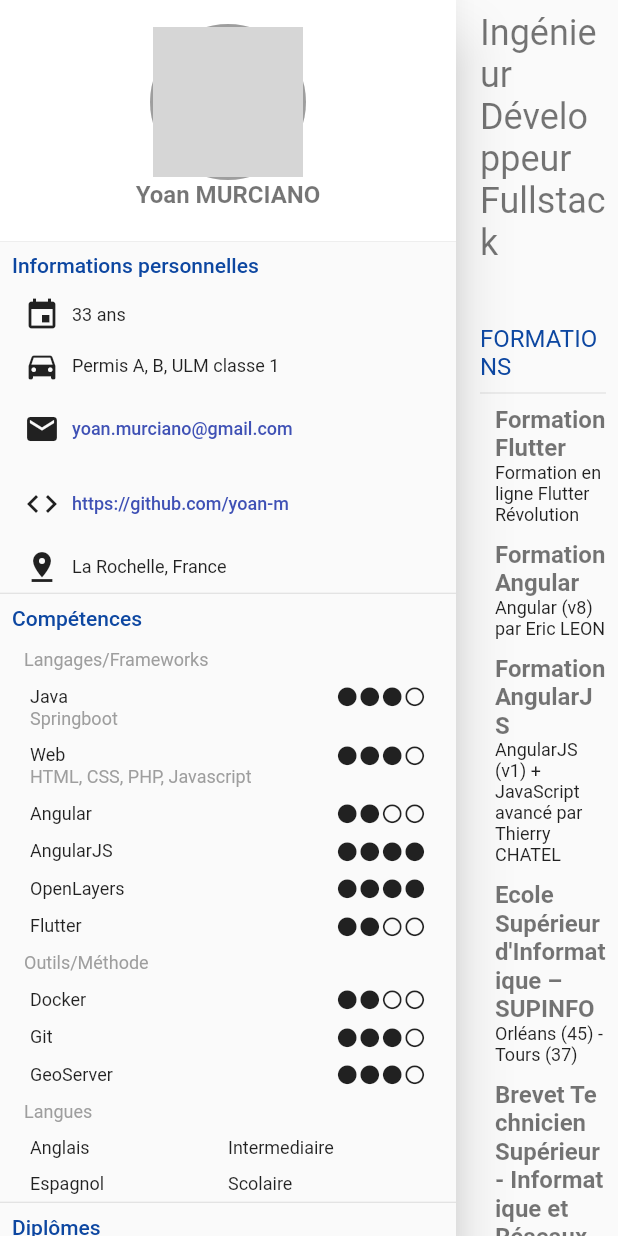
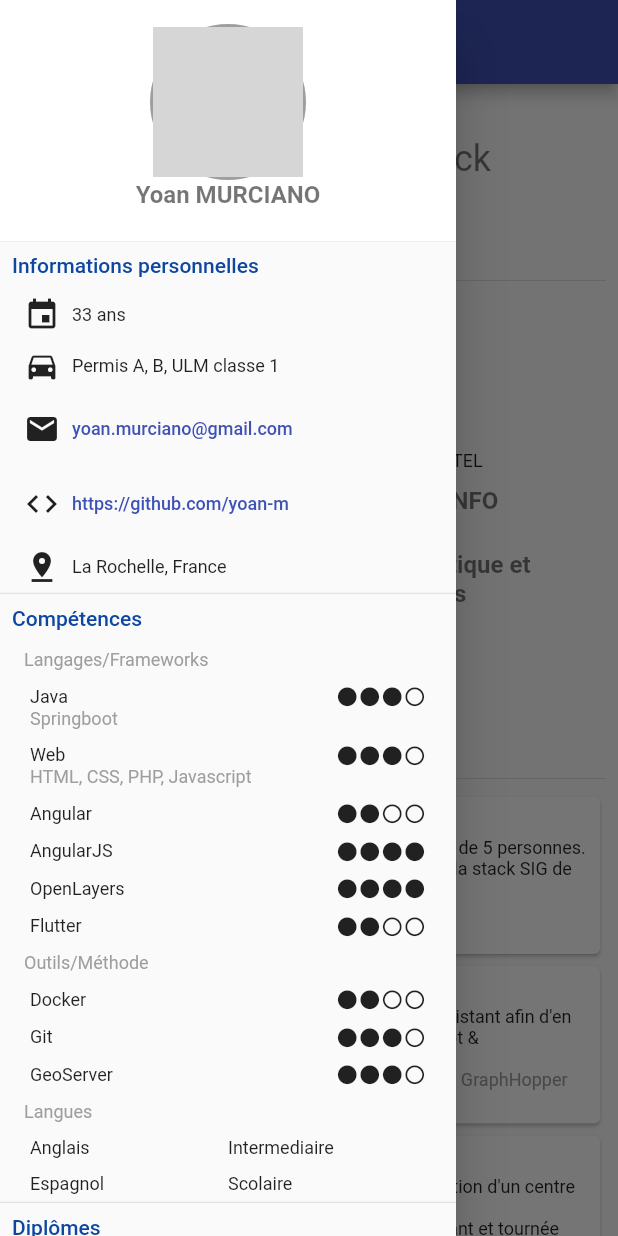
Before and after one commit to yoan-m/cv, a Flutter app: the screen it shows after launch, with the side drawer open (before the commit the screen has no drawer), on a phone screen of 412 x 824 dp. Run offline on Flutter 3.47's test engine with Material 2 defaults, Android fonts, the phone set to English and light mode, and no system bars; drawn by our look-alikes of timelines; network calls fail; grey boxes are pictures that could not be loaded.

Commit message:
responsive

```diff
--- a/lib/components/drawer-diploma.dart
+++ b/lib/components/drawer-diploma.dart
@@ -1,4 +1,3 @@
-import 'package:cv/components/rating-widget.dart';
 import 'package:flutter/material.dart';
 
 class DrawerDiplomaWidget extends StatelessWidget {
--- a/lib/components/drawer-icon.dart
+++ b/lib/components/drawer-icon.dart
@@ -1,5 +1,3 @@
-import 'dart:html';
-
 import 'package:flutter/material.dart';
 import 'package:url_launcher/url_launcher.dart';
 
--- a/lib/components/page-experience.dart
+++ b/lib/components/page-experience.dart
@@ -25,7 +25,7 @@ class PageExperienceWidget extends StatelessWidget {
   Widget build(BuildContext context) {
     return FixedTimeline.tileBuilder(
       theme: TimelineThemeData(
-          nodePosition: 0.07, connectorTheme: ConnectorThemeData(space: 51)),
+          nodePosition: 0.1, connectorTheme: ConnectorThemeData(space: 51)),
       builder: TimelineTileBuilder.connectedFromStyle(
         contentsAlign: ContentsAlign.basic,
         oppositeContentsBuilder: (context, index) => Container(
--- a/lib/drawer.dart
+++ b/lib/drawer.dart
@@ -5,7 +5,6 @@ import 'package:cv/components/drawer-language.dart';
 import 'package:cv/components/drawer-rate.dart';
 import 'package:cv/components/drawer-subtitle.dart';
 import 'package:cv/components/drawer-title.dart';
-import 'package:cv/components/rating-widget.dart';
 import 'package:flutter/material.dart';
 
 class DrawerWidget extends StatelessWidget {
--- a/lib/main.dart
+++ b/lib/main.dart
@@ -1,4 +1,4 @@
-import 'package:cv/page.dart';
+import 'package:cv/splitview.dart';
 import 'package:cv/theme.dart';
 import 'package:flutter/material.dart';
 
@@ -13,7 +13,7 @@ class MyApp extends StatelessWidget {
     return MaterialApp(
       title: 'Yoan MURCIANO',
       theme: theme,
-      home: PageWidget(),
+      home: SplitView(),
     );
   }
 }
--- a/lib/page.dart
+++ b/lib/page.dart
@@ -3,16 +3,12 @@ import 'package:cv/components/page-hobby.dart';
 import 'package:cv/components/page-spacer.dart';
 import 'package:cv/components/page-title.dart';
 import 'package:cv/components/page-training.dart';
-import 'package:cv/drawer.dart';
 import 'package:flutter/material.dart';
-import 'package:timelines/timelines.dart';
 
 class PageWidget extends StatelessWidget {
   @override
   Widget build(BuildContext context) {
-    return Scaffold(
-      body: Row(children: [
-        DrawerWidget(),
+    return Row(children: [
       Expanded(
         child: SingleChildScrollView(
           child: Padding(
@@ -217,7 +213,6 @@ class PageWidget extends StatelessWidget {
           ),
         ),
       ),
-      ]),
-    );
+    ]);
   }
 }
--- /dev/null
+++ b/lib/splitview.dart
@@ -0,0 +1,32 @@
+import 'package:cv/drawer.dart';
+import 'package:cv/page.dart';
+import 'package:flutter/material.dart';
+
+class SplitView extends StatelessWidget {
+  @override
+  Widget build(BuildContext context) {
+    final screenWidth = MediaQuery.of(context).size.width;
+    const breakpoint = 600.0;
+    if (screenWidth >= breakpoint) {
+      return Scaffold(
+        body: Row(
+          children: [
+            DrawerWidget(),
+            Expanded(
+              child: PageWidget(),
+            ),
+          ],
+        ),
+      );
+    } else {
+      return Scaffold(
+        appBar: AppBar(
+          title: Text('Yoan MURCIANO'),
+          centerTitle: true,
+        ),
+        body: PageWidget(),
+        drawer: DrawerWidget(),
+      );
+    }
+  }
+}
```
Also changed, not shown: firebase.json (added), 3 other files. Lines whose indentation alone changed are shown as unchanged.
